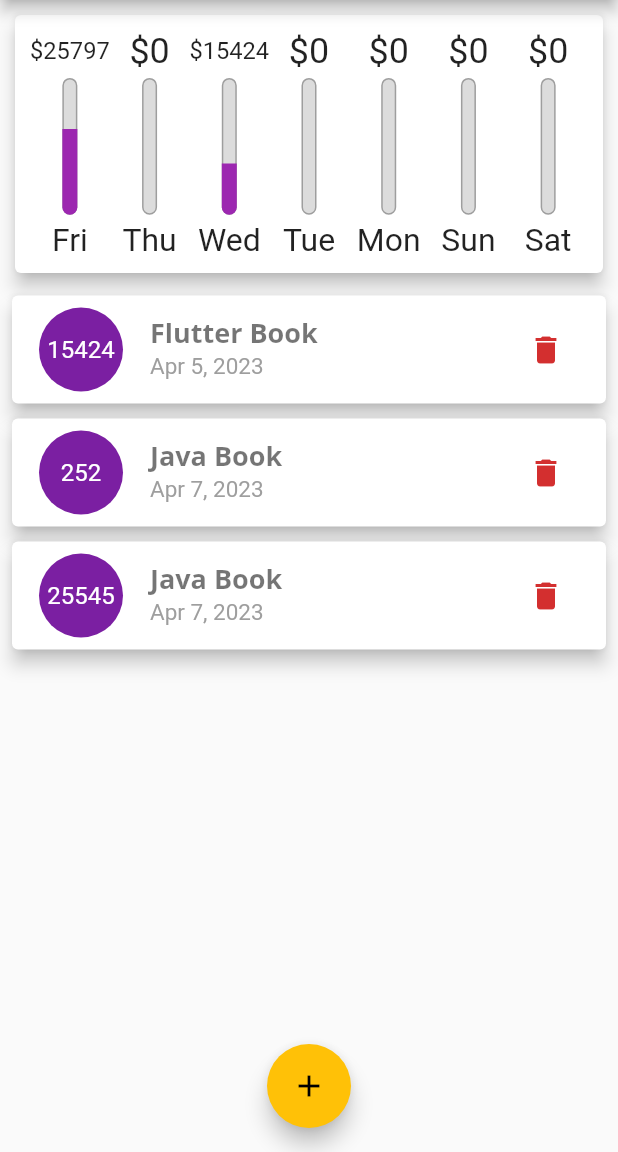
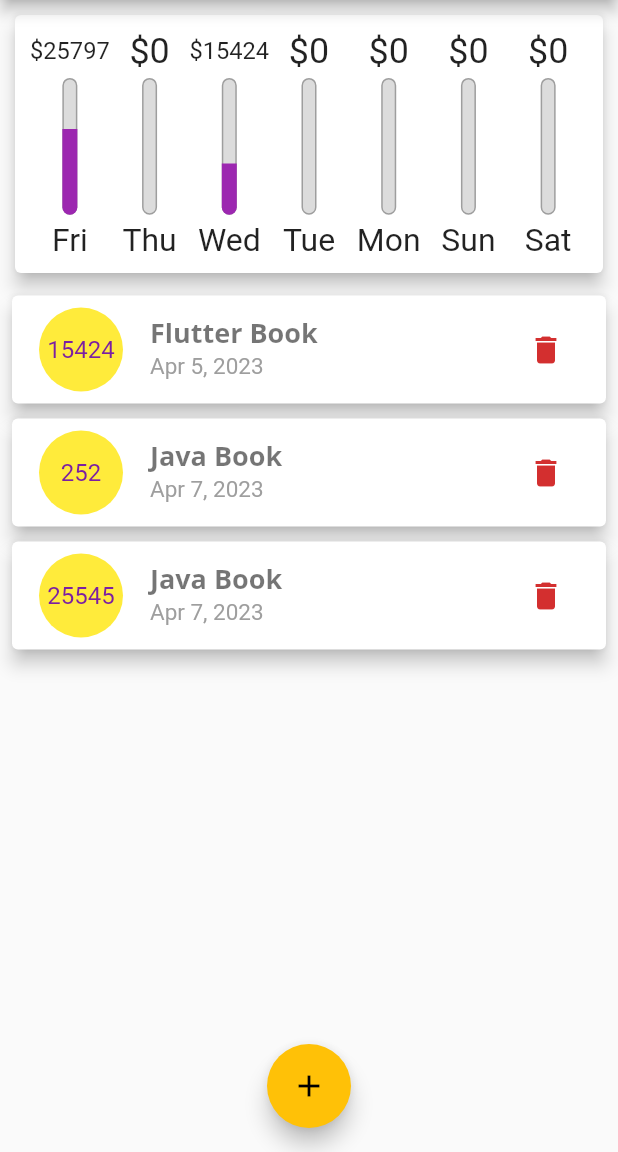
Before and after one commit to pd28CSE/flutter_personal_expenses, a Flutter app: the screen it shows after launch, after a tap on the "delete" icon, on a phone screen of 412 x 824 dp, the part 84-1236 px from its top. Run offline on Flutter 3.47's test engine with Material 2 defaults, Android fonts, the phone set to English and light mode, and no system bars.

Commit message:
use 'Key' option

```diff
--- a/lib/widgets/transaction_item.dart
+++ b/lib/widgets/transaction_item.dart
@@ -1,11 +1,12 @@
+import 'dart:math';
 import 'package:flutter/material.dart';
 import 'package:intl/intl.dart';
 
 import '../models/transactions.dart';
 
-class TransactionItem extends StatelessWidget {
+class TransactionItem extends StatefulWidget {
   const TransactionItem({
-    super.key,
+    required super.key,
     required this.transaction,
     required this.deleteTranslationOnPressed,
   });
@@ -14,13 +15,36 @@ class TransactionItem extends StatelessWidget {
   final Function deleteTranslationOnPressed;
 
   @override
+  State<TransactionItem> createState() => _TransactionItemState();
+}
+
+class _TransactionItemState extends State<TransactionItem> {
+  Color? _bgcolor;
+
+  @override
+  void initState() {
+    List<Color> colors = [
+      Colors.red,
+      Colors.blue,
+      Colors.yellow,
+      Colors.green,
+      Colors.grey,
+      Colors.purple,
+      Colors.black,
+    ];
+
+    _bgcolor = colors[Random().nextInt(colors.length)];
+    super.initState();
+  }
+
+  @override
   Widget build(BuildContext context) {
     return Dismissible(
-      key: Key(transaction.id),
+      key: Key(widget.transaction.id),
       direction: DismissDirection.endToStart,
       onDismissed: (direction) {
         if (direction == DismissDirection.endToStart) {
-          deleteTranslationOnPressed(transaction.id);
+          widget.deleteTranslationOnPressed(widget.transaction.id);
         }
       },
       background: Container(
@@ -47,21 +71,22 @@ class TransactionItem extends StatelessWidget {
         child: ListTile(
           leading: CircleAvatar(
             radius: 30,
+            backgroundColor: _bgcolor,
             child: Padding(
               padding: const EdgeInsets.all(5.0),
               child: FittedBox(
                 child: Text(
-                  transaction.price.toStringAsFixed(0),
+                  widget.transaction.price.toStringAsFixed(0),
                 ),
               ),
             ),
           ),
           title: Text(
-            transaction.title,
+            widget.transaction.title,
             style: Theme.of(context).textTheme.displayMedium,
           ),
           subtitle: Text(
-            DateFormat.yMMMd().format(transaction.dateTime),
+            DateFormat.yMMMd().format(widget.transaction.dateTime),
             style: const TextStyle(
               fontSize: 15,
               color: Colors.grey,
@@ -70,7 +95,7 @@ class TransactionItem extends StatelessWidget {
           trailing: MediaQuery.of(context).size.width > 560
               ? TextButton.icon(
                   onPressed: () {
-                    deleteTranslationOnPressed(transaction.id);
+                    widget.deleteTranslationOnPressed(widget.transaction.id);
                   },
                   icon: Icon(
                     Icons.delete,
@@ -85,7 +110,7 @@ class TransactionItem extends StatelessWidget {
                 )
               : IconButton(
                   onPressed: () {
-                    deleteTranslationOnPressed(transaction.id);
+                    widget.deleteTranslationOnPressed(widget.transaction.id);
                   },
                   icon: Icon(
                     Icons.delete,
--- a/lib/widgets/transaction_list.dart
+++ b/lib/widgets/transaction_list.dart
@@ -40,6 +40,7 @@ class TransactionList extends StatelessWidget {
         : ListView.builder(
             itemCount: transactions.length,
             itemBuilder: (cntxt, index) => TransactionItem(
+              key: ValueKey(transactions[index].id),
               transaction: transactions[index],
               deleteTranslationOnPressed: deleteTranslationOnPressed,
             ),
```
